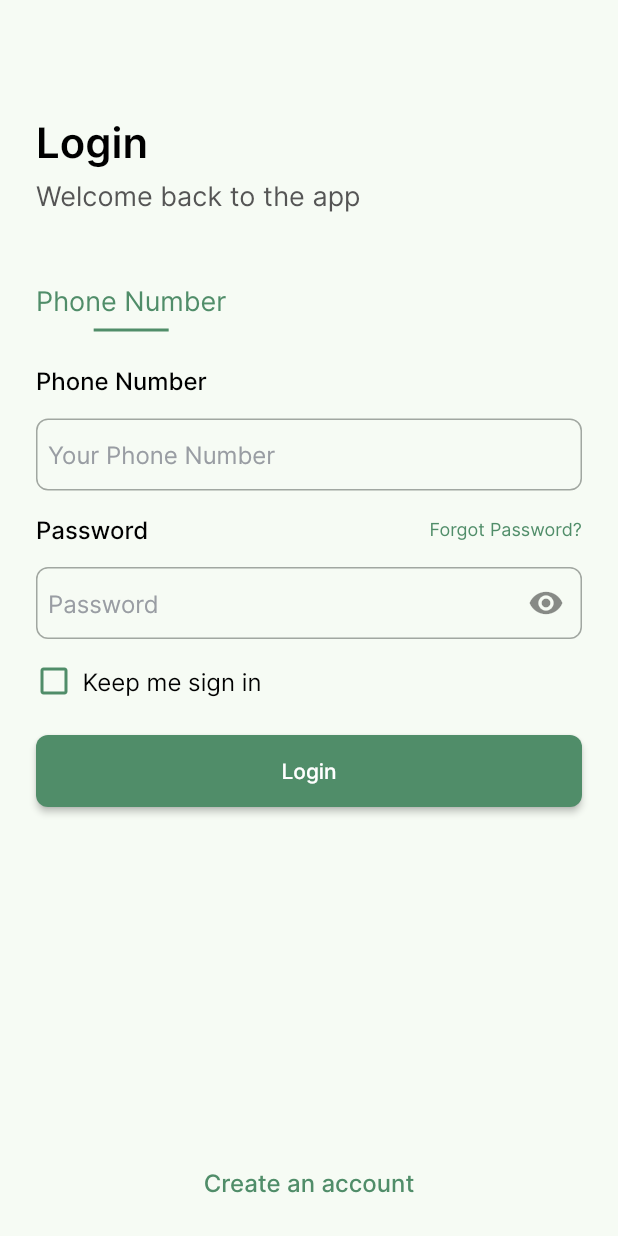
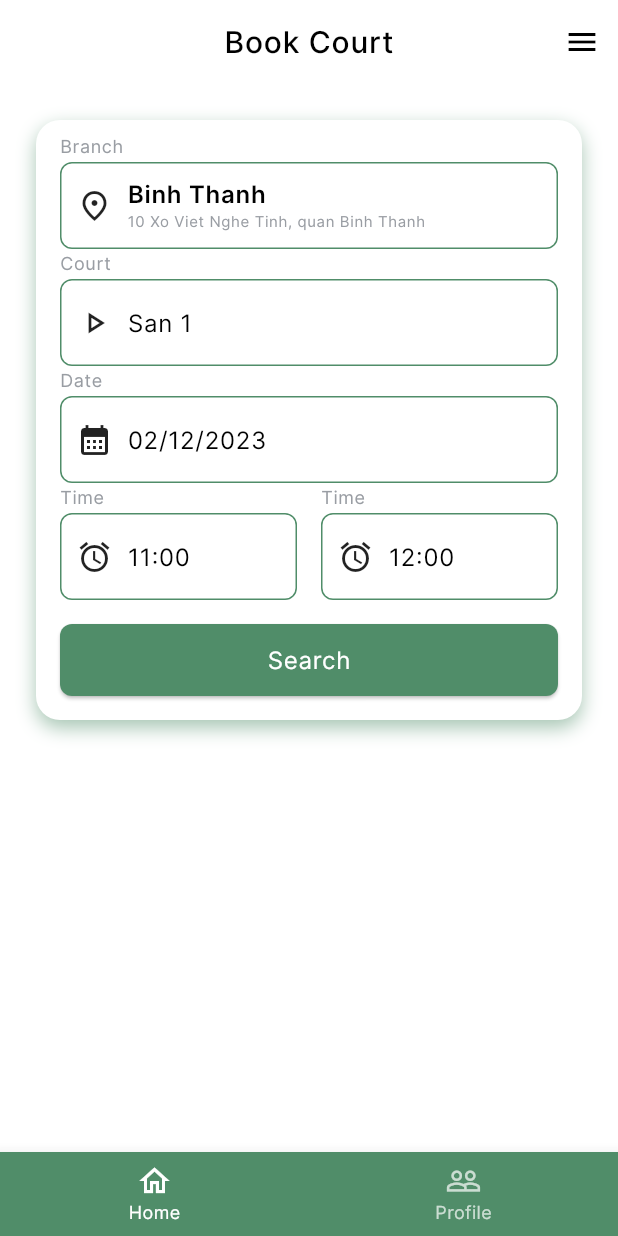
Before and after one commit to zafuss/ca_todbadminton, a Flutter app: the screen it shows after launch, after a tap on "Login", on a phone screen of 412 x 824 dp. Run offline on Flutter 3.47's test engine with Material 2 defaults, Android fonts, the phone set to English and light mode, and no system bars; our stand-ins replace pinput.

Commit message:
added home

```diff
--- a/lib/config/app_router.dart
+++ b/lib/config/app_router.dart
@@ -1,3 +1,4 @@
+import 'package:ca_todbadminton/main.dart';
 import 'package:ca_todbadminton/screens/screens.dart';
 import 'package:flutter/material.dart';
 
@@ -16,6 +17,8 @@ class AppRouter {
         return ResetPasswordScreen.route();
       case OTPScreen.routeName:
         return OTPScreen.route();
+      case HomeScreen.routeName:
+        return HomeScreen.route();
       // case SplashScreen.routeName:
       //   return SplashScreen.route();
       // case HomeScreen.routeName:
--- a/lib/config/theme.dart
+++ b/lib/config/theme.dart
@@ -2,8 +2,10 @@ import 'package:flutter/material.dart';
 
 ThemeData theme() {
   return ThemeData(
+      useMaterial3: true,
+      // scaffoldBackgroundColor: primaryColor,
       // primaryColor: primaryColor,
-      // scaffoldBackgroundColor: Colors.white,
+      scaffoldBackgroundColor: Colors.white,
       fontFamily: 'Inter',
       colorSchemeSeed: primaryColor,
       textTheme: textTheme());
--- /dev/null
+++ b/lib/screens/home_screen.dart
@@ -0,0 +1,142 @@
+import 'package:flutter/material.dart';
+
+import '../config/config.dart';
+import '../widgets/widgets.dart';
+
+class HomeScreen extends StatelessWidget {
+  const HomeScreen({super.key});
+  static const String routeName = '/home';
+
+  static Route route() {
+    return MaterialPageRoute(
+        builder: (context) => const HomeScreen(),
+        settings: const RouteSettings(name: routeName));
+  }
+
+  @override
+  Widget build(BuildContext context) {
+    return Scaffold(
+      bottomNavigationBar: BottomNavigationBar(
+          selectedFontSize: 12,
+          selectedItemColor: Colors.white,
+          unselectedItemColor: Colors.white.withOpacity(0.7),
+          backgroundColor: primaryColor,
+          items: [
+            BottomNavigationBarItem(
+                icon: Icon(Icons.home_outlined), label: 'Home'),
+            BottomNavigationBarItem(
+                icon: Icon(Icons.people_outline), label: 'Profile')
+          ]),
+      appBar: const CustomHasTitleAppbar(),
+      body: Padding(
+        padding: const EdgeInsets.all(largePadding),
+        child: Container(
+          // alignment: Alignment.center,
+          decoration: BoxDecoration(
+              boxShadow: [
+                BoxShadow(
+                  // color: Color(0x0C591B1B),
+                  color: primaryColor.withOpacity(0.5),
+                  blurRadius: 10,
+                  offset: Offset(0, 5),
+                  spreadRadius: 0,
+                )
+              ],
+              color: Colors.white,
+              borderRadius: BorderRadius.circular(defaultBorderRadius * 2)),
+          child: Padding(
+              padding: const EdgeInsets.only(
+                  left: minPadding,
+                  right: minPadding,
+                  bottom: minPadding,
+                  top: minPadding / 2),
+              child: Column(
+                mainAxisSize: MainAxisSize.min,
+                children: [
+                  HomeFunctionWidget(
+                    title: 'Branch',
+                    icon: const Icon(Icons.place_outlined),
+                    childWidget: Column(
+                      crossAxisAlignment: CrossAxisAlignment.start,
+                      children: [
+                        Text(
+                          'Binh Thanh',
+                          style: Theme.of(context)
+                              .textTheme
+                              .bodyLarge!
+                              .copyWith(
+                                  fontWeight: FontWeight.w600,
+                                  color: Colors.black),
+                        ),
+                        Text(
+                          '10 Xo Viet Nghe Tinh, quan Binh Thanh',
+                          style: Theme.of(context)
+                              .textTheme
+                              .bodySmall!
+                              .copyWith(fontSize: 10),
+                        )
+                      ],
+                    ),
+                  ),
+                  HomeFunctionWidget(
+                    title: 'Court',
+                    icon: const Icon(Icons.play_arrow_outlined),
+                    childWidget: Text(
+                      'San 1',
+                      style: Theme.of(context).textTheme.bodyLarge!.copyWith(
+                          fontWeight: FontWeight.w400, color: Colors.black),
+                    ),
+                  ),
+                  HomeFunctionWidget(
+                    title: 'Date',
+                    icon: const Icon(Icons.calendar_month),
+                    childWidget: Text(
+                      '02/12/2023',
+                      style: Theme.of(context).textTheme.bodyLarge!.copyWith(
+                          fontWeight: FontWeight.w400, color: Colors.black),
+                    ),
+                  ),
+                  Row(
+                    children: [
+                      Expanded(
+                        child: HomeFunctionWidget(
+                          title: 'Time',
+                          icon: const Icon(Icons.access_alarm),
+                          childWidget: Text('11:00',
+                              style: Theme.of(context)
+                                  .textTheme
+                                  .bodyLarge!
+                                  .copyWith(
+                                      fontWeight: FontWeight.w400,
+                                      color: Colors.black)),
+                        ),
+                      ),
+                      const SizedBox(
+                        width: minPadding,
+                      ),
+                      Expanded(
+                        child: HomeFunctionWidget(
+                          title: 'Time',
+                          icon: const Icon(Icons.access_alarm),
+                          childWidget: Text('12:00',
+                              style: Theme.of(context)
+                                  .textTheme
+                                  .bodyLarge!
+                                  .copyWith(
+                                      fontWeight: FontWeight.w400,
+                                      color: Colors.black)),
+                        ),
+                      ),
+                    ],
+                  ),
+                  SizedBox(
+                    height: minPadding,
+                  ),
+                  CustomElevatedButton(title: 'Search', onPressed: () {})
+                ],
+              )),
+        ),
+      ),
+    );
+  }
+}
--- a/lib/screens/login_screen.dart
+++ b/lib/screens/login_screen.dart
@@ -1,4 +1,5 @@
 import 'package:ca_todbadminton/config/config.dart';
+import 'package:ca_todbadminton/screens/screens.dart';
 import 'package:ca_todbadminton/widgets/widgets.dart';
 import 'package:flutter/material.dart';
 
@@ -175,7 +176,10 @@ class _LoginScreenState extends State<LoginScreen> {
               ),
               CustomElevatedButton(
                 title: 'Login',
-                onPressed: () {},
+                onPressed: () {
+                  Navigator.pushNamedAndRemoveUntil(context,
+                      HomeScreen.routeName, (Route<dynamic> route) => false);
+                },
               ),
             ],
           ),
--- a/lib/screens/screens.dart
+++ b/lib/screens/screens.dart
@@ -3,3 +3,4 @@ export './register_screen.dart';
 export './forgot_password_screen.dart';
 export './reset_password_screen.dart';
 export './otp_screen.dart';
+export './home_screen.dart';
--- /dev/null
+++ b/lib/widgets/custom_appbar_has_title.dart
@@ -0,0 +1,35 @@
+import 'package:flutter/material.dart';
+
+class CustomHasTitleAppbar extends StatelessWidget
+    implements PreferredSizeWidget {
+  const CustomHasTitleAppbar({
+    super.key,
+  });
+
+  @override
+  Widget build(BuildContext context) {
+    return AppBar(
+      elevation: 0,
+      backgroundColor: Colors.transparent,
+      centerTitle: true,
+      title: Text(
+        'Book Court',
+        style: Theme.of(context).textTheme.bodyLarge!.copyWith(
+            fontSize: 20, color: Colors.black, fontWeight: FontWeight.w500),
+      ),
+      actions: [
+        IconButton(
+          icon: Icon(
+            Icons.menu,
+            color: Colors.black,
+          ),
+          onPressed: () {},
+        )
+      ],
+    );
+  }
+
+  @override
+  // TODO: implement preferredSize
+  Size get preferredSize => const Size.fromHeight(56.0);
+}
--- /dev/null
+++ b/lib/widgets/custom_dropdownbutton.dart
@@ -0,0 +1,46 @@
+import 'package:flutter/material.dart';
+
+class DropdownCountryBox extends StatefulWidget {
+  final String country;
+  ValueSetter<String> callBack;
+
+  DropdownCountryBox(this.country, {Key? key, required this.callBack})
+      : super(key: key);
+
+  @override
+  _DropdownCountryBoxState createState() => _DropdownCountryBoxState();
+}
+
+class _DropdownCountryBoxState extends State<DropdownCountryBox> {
+  @override
+  Widget build(BuildContext context) {
+    return _createHeader();
+  }
+
+  Widget _createHeader() {
+    return Container(
+      decoration: BoxDecoration(
+          color: Colors.white,
+          boxShadow: [
+            BoxShadow(
+                color: Colors.grey.withOpacity(0.1),
+                blurRadius: 0.1,
+                offset: const Offset(0, 0.1)),
+          ],
+          borderRadius: BorderRadius.circular(8)),
+      padding: const EdgeInsets.symmetric(horizontal: 16, vertical: 8),
+      child: Row(
+        mainAxisAlignment: MainAxisAlignment.center,
+        children: <Widget>[
+          const Spacer(),
+          Text(
+            widget.country,
+            style: const TextStyle(color: Colors.black, fontSize: 14),
+          ),
+          const Spacer(),
+          const Icon(Icons.arrow_drop_down),
+        ],
+      ),
+    );
+  }
+}
--- a/lib/widgets/custom_ebutton.dart
+++ b/lib/widgets/custom_ebutton.dart
@@ -20,7 +20,13 @@ class CustomElevatedButton extends StatelessWidget {
             borderRadius: BorderRadius.circular(defaultBorderRadius),
           ),
         ),
-        child: Text(title),
+        child: Text(
+          title,
+          style: Theme.of(context)
+              .textTheme
+              .bodyLarge!
+              .copyWith(color: Colors.white),
+        ),
       ),
     );
   }
--- /dev/null
+++ b/lib/widgets/home_func_widget.dart
@@ -0,0 +1,59 @@
+import 'package:ca_todbadminton/config/config.dart';
+import 'package:flutter/material.dart';
+
+class HomeFunctionWidget extends StatelessWidget {
+  final String title;
+  final Widget childWidget;
+  final Icon? icon;
+  final Function? func;
+  const HomeFunctionWidget({
+    super.key,
+    required this.title,
+    required this.childWidget,
+    this.icon,
+    this.func,
+  });
+
+  Widget buildInkWell(childWidget, icon) {
+    return InkWell(
+      onTap: () {},
+      child: Container(
+        height: 58,
+        decoration: ShapeDecoration(
+            shape: RoundedRectangleBorder(
+                borderRadius: BorderRadius.circular(defaultBorderRadius),
+                side: const BorderSide(width: 1, color: primaryColor))),
+        child: Padding(
+          padding: const EdgeInsets.symmetric(horizontal: 10, vertical: 8),
+          child: Row(
+            children: [
+              icon != null ? icon! : SizedBox(),
+              const SizedBox(
+                width: 10,
+              ),
+              childWidget
+            ],
+          ),
+        ),
+      ),
+    );
+  }
+
+  @override
+  Widget build(BuildContext context) {
+    return Column(
+      crossAxisAlignment: CrossAxisAlignment.start,
+      mainAxisSize: MainAxisSize.min,
+      children: [
+        Padding(
+          padding: const EdgeInsets.symmetric(vertical: 2),
+          child: Text(
+            title,
+            style: Theme.of(context).textTheme.bodySmall,
+          ),
+        ),
+        buildInkWell(childWidget, icon),
+      ],
+    );
+  }
+}
--- a/lib/widgets/widgets.dart
+++ b/lib/widgets/widgets.dart
@@ -1,3 +1,6 @@
 export 'customTFF.dart';
 export './custom_appbar.dart';
 export './custom_ebutton.dart';
+export './custom_appbar_has_title.dart';
+export './custom_dropdownbutton.dart';
+export './home_func_widget.dart';
```
